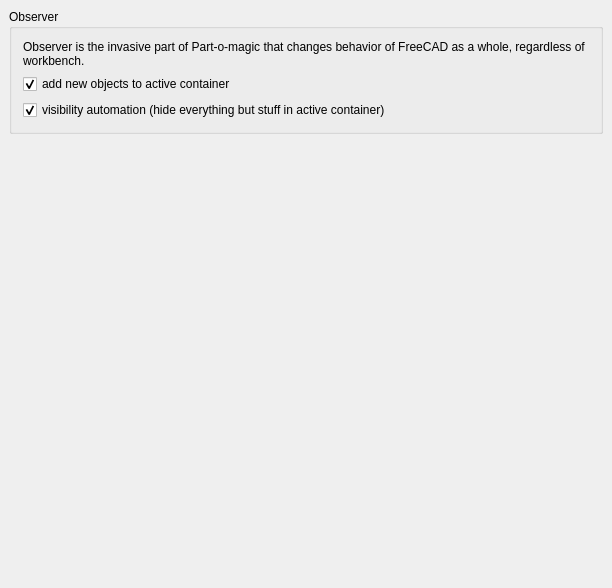
DeepSOIC/Part-o-magic, file PartOMagic/Gui/partomagic-pref-general.ui: the form before one commit.
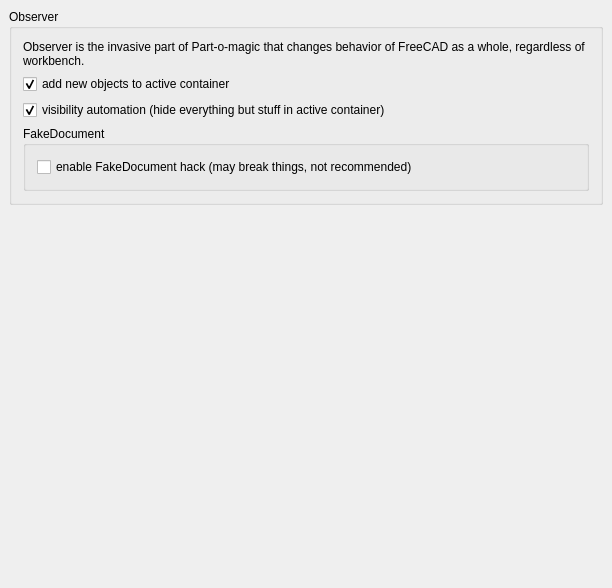
The form after the commit. Custom widgets are drawn as their Qt base class.

Commit message: FakeDocument: disablable with preferences

The edit to the form file:
```diff
--- a/PartOMagic/Gui/partomagic-pref-general.ui
+++ b/PartOMagic/Gui/partomagic-pref-general.ui
@@ -99,6 +99,40 @@
         </property>
        </widget>
       </item>
+      <item>
+       <widget class="QGroupBox" name="groupBox">
+        <property name="title">
+         <string>FakeDocument</string>
+        </property>
+        <layout class="QVBoxLayout" name="verticalLayout_2">
+         <item>
+          <widget class="Gui::PrefCheckBox" name="gui::PrefCheckBox_3">
+           <property name="enabled">
+            <bool>true</bool>
+           </property>
+           <property name="toolTip">
+            <string/>
+           </property>
+           <property name="text">
+            <string>enable FakeDocument hack (may break things, not recommended)</string>
+           </property>
+           <property name="checkable">
+            <bool>true</bool>
+           </property>
+           <property name="checked">
+            <bool>false</bool>
+           </property>
+           <property name="prefEntry" stdset="0">
+            <cstring>FakeDocument</cstring>
+           </property>
+           <property name="prefPath" stdset="0">
+            <cstring>Mod/PartOMagic</cstring>
+           </property>
+          </widget>
+         </item>
+        </layout>
+       </widget>
+      </item>
      </layout>
     </widget>
    </item>
```
The commit also changes 2 other files.
